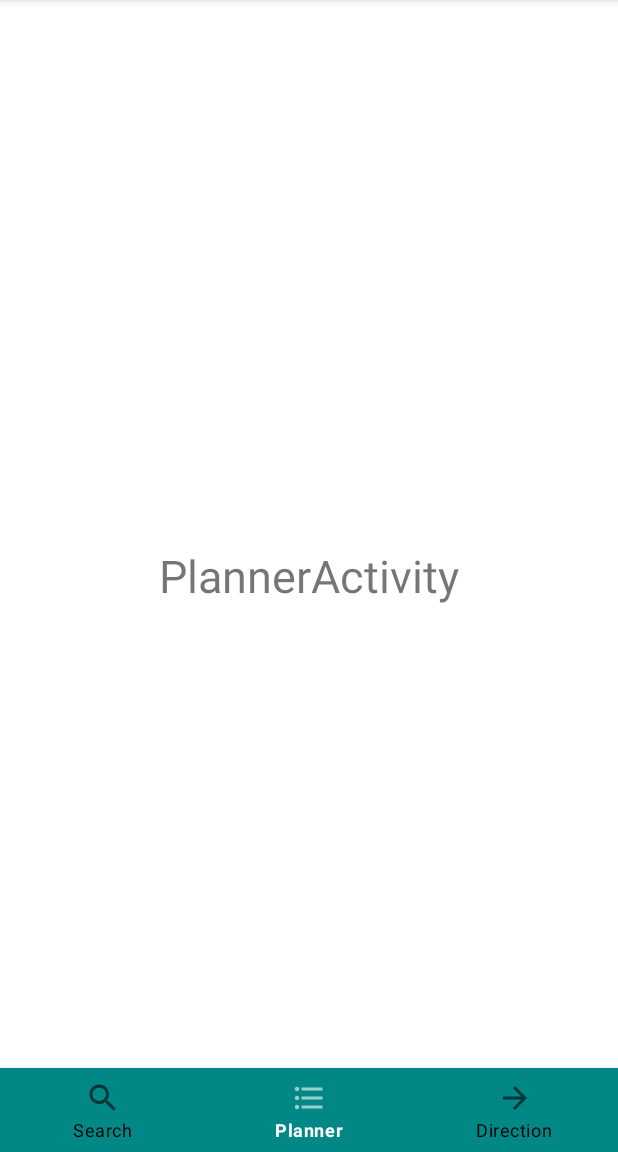
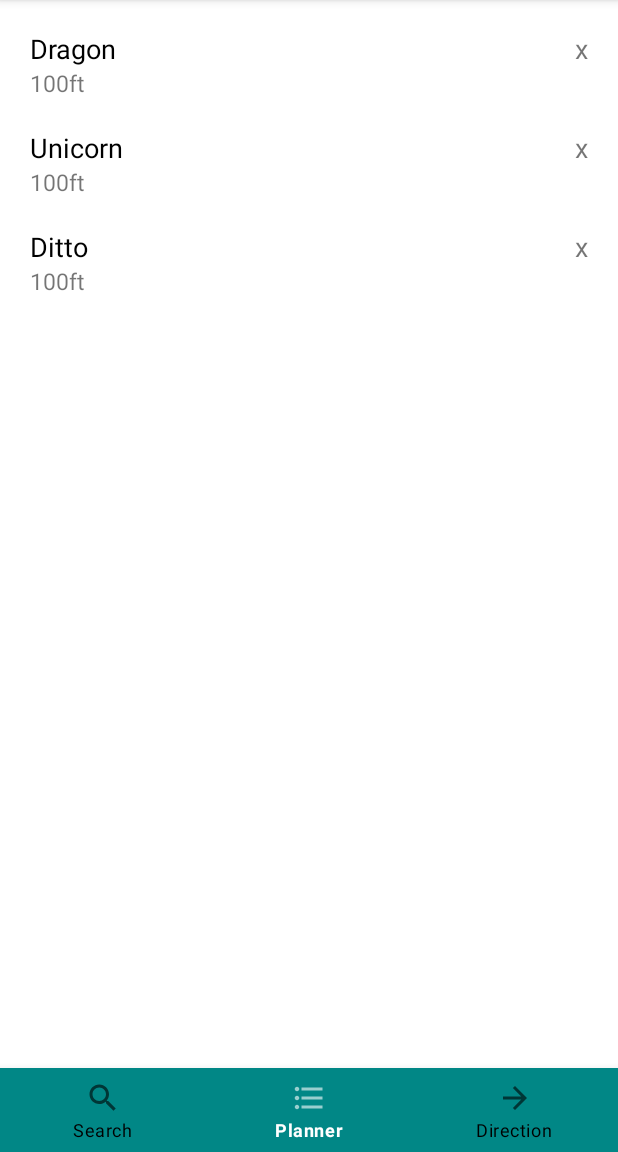
Before and after one commit to CSE-110-Spring-2022/zooseeker-cse-110-team-24, an Android app: the screen it shows after launch (PlannerActivity), item 2 of the bottom bar chosen, on a phone screen of 412 x 824 dp, the part 84-1236 px from its top. Run offline under Robolectric (Android 15) with nearby library versions, the phone set to English and light mode, and no system bars; our stand-ins replace Room's generated code; 1 statement that could not run was skipped.

Commit message:
searchresult, add, planner with fake animals

```diff
--- a/app/build.gradle
+++ b/app/build.gradle
@@ -34,6 +34,10 @@ dependencies {
     implementation 'androidx.constraintlayout:constraintlayout:2.1.3'
 
     implementation 'com.google.code.gson:gson:2.9.0'
+    implementation "androidx.room:room-runtime:2.4.2"
+    annotationProcessor "androidx.room:room-compiler:2.4.2"
+
+
     testImplementation 'junit:junit:4.13.2'
     androidTestImplementation 'androidx.test.ext:junit:1.1.3'
     androidTestImplementation 'androidx.test.espresso:espresso-core:3.4.0'
--- a/app/src/main/java/com/example/zooseekerteam24/PlannerActivity.java
+++ b/app/src/main/java/com/example/zooseekerteam24/PlannerActivity.java
@@ -2,22 +2,71 @@ package com.example.zooseekerteam24;
 
 import androidx.annotation.NonNull;
 import androidx.appcompat.app.AppCompatActivity;
+import androidx.recyclerview.widget.LinearLayoutManager;
+import androidx.recyclerview.widget.RecyclerView;
 
 import android.content.Intent;
 import android.os.Bundle;
+import android.util.Log;
 import android.view.MenuItem;
+import android.widget.ArrayAdapter;
+import android.widget.ListView;
 
 import com.google.android.material.bottomnavigation.BottomNavigationView;
 import com.google.android.material.navigation.NavigationBarView;
 
+import java.util.ArrayList;
+import java.util.Arrays;
+import java.util.Collections;
+import java.util.List;
+
 public class PlannerActivity extends AppCompatActivity {
 
+    private static final String TAG = "PlannerActivity";
     private BottomNavigationView btmNavi;
+    private ArrayList<ZooData.Node> exhibits = new ArrayList<>();
+    private RecyclerView rvPlanner;
+    private PlannerAdapter adapter;
+
+    private PlannerAdapter.OnDeleteListener onDeleteListener = new PlannerAdapter.OnDeleteListener(){
+
+        @Override
+        public void performOnDelete(int position) {
+            Log.d(TAG, "deleted: " + exhibits.get(position).name);
+            exhibits.remove(position);
+            adapter.notifyItemRemoved(position);
+        }
+    };
 
     @Override
     protected void onCreate(Bundle savedInstanceState) {
         super.onCreate(savedInstanceState);
         setContentView(R.layout.activity_planner);
+        rvPlanner = findViewById(R.id.rvPlanner);
+
+
+        // TODO: get data from db to populate exhibits
+        ZooData.Node n1 = new ZooData.Node();
+        n1.name = "Dragon";
+        n1.tags = Arrays.asList("mammal", "precious");
+
+        ZooData.Node n2 = new ZooData.Node();
+        n2.name = "Unicorn";
+
+        ZooData.Node n3 = new ZooData.Node();
+        n3.name = "Ditto";
+
+        exhibits.addAll(Arrays.asList(n1, n2, n3));
+
+        // TODO: avoid duplicate insert
+        adapter = new PlannerAdapter(this, onDeleteListener, exhibits);
+        rvPlanner.setAdapter(adapter);
+        rvPlanner.setLayoutManager(new LinearLayoutManager(getApplicationContext()));
+
+
+        // TODO: populate data here
+
+//        lvResults.setAdapter(adapter);
 
         btmNavi = findViewById(R.id.btmNavi);
 
--- /dev/null
+++ b/app/src/main/java/com/example/zooseekerteam24/PlannerAdapter.java
@@ -0,0 +1,81 @@
+package com.example.zooseekerteam24;
+
+import android.content.Context;
+import android.view.LayoutInflater;
+import android.view.View;
+import android.view.ViewGroup;
+import android.widget.TextView;
+
+import androidx.annotation.NonNull;
+import androidx.recyclerview.widget.RecyclerView;
+
+import java.util.List;
+
+public class PlannerAdapter extends RecyclerView.Adapter<PlannerAdapter.ViewHolder> {
+
+    private Context context;
+    private List<ZooData.Node> exhibits;
+    private OnDeleteListener onDeleteListener;
+
+    public interface OnDeleteListener{
+        public void performOnDelete(int position);
+    }
+
+    public PlannerAdapter(Context context, OnDeleteListener onDeleteListener, List<ZooData.Node> exhibits) {
+        this.exhibits = exhibits;
+        this.context = context;
+        this.onDeleteListener = onDeleteListener;
+    }
+
+    @NonNull
+    @Override
+    public ViewHolder onCreateViewHolder(@NonNull ViewGroup parent, int viewType) {
+        View view = LayoutInflater.from(context).inflate(R.layout.planner_item, parent, false);
+        return new ViewHolder(view);
+    }
+
+    @Override
+    public void onBindViewHolder(@NonNull ViewHolder holder, int position) {
+        holder.setDataAndMethods(position);
+    }
+
+    @Override
+    public int getItemCount() {
+        return exhibits.size();
+    }
+
+//    public PlannerAdapter(@NonNull Context context, ) {
+//        super(context);
+//    }
+
+    // Hold one row of a planner
+    public class ViewHolder extends RecyclerView.ViewHolder{
+        TextView tvName;
+        TextView tvDelete;
+        TextView tvDist;
+
+        public ViewHolder(@NonNull View itemView) {
+            super(itemView);
+
+            tvName = itemView.findViewById(R.id.tvName);
+            tvDelete = itemView.findViewById(R.id.tvDelete);
+            tvDist = itemView.findViewById(R.id.tvDist);
+
+        }
+
+        // TODO: Set data and methods to all subViews of the row
+        public void setDataAndMethods(int position){
+            ZooData.Node exhibit = exhibits.get(position);
+            tvName.setText(exhibit.name);
+            tvDist.setText("100ft");
+            // TODO: delete
+            tvDelete.setOnClickListener( v -> {
+                onDeleteListener.performOnDelete(getAdapterPosition());
+            });
+        }
+
+    }
+
+
+
+}
--- a/app/src/main/java/com/example/zooseekerteam24/SearchActivity.java
+++ b/app/src/main/java/com/example/zooseekerteam24/SearchActivity.java
@@ -7,7 +7,10 @@ import android.content.Intent;
 import android.os.Bundle;
 import android.util.Log;
 import android.view.MenuItem;
+import android.view.View;
 import android.widget.AutoCompleteTextView;
+import android.widget.ListView;
+import android.widget.SearchView;
 
 import com.google.android.material.bottomnavigation.BottomNavigationView;
 import com.google.android.material.navigation.NavigationBarView;
@@ -17,12 +20,28 @@ import java.util.Map;
 
 public class SearchActivity extends AppCompatActivity {
 
+    public static final String KEY_EXHIBIT = "KEY_EXHIBIT";
     private static final String TAG = "SearchActivity";
     private BottomNavigationView btmNavi;
-    private AutoCompleteTextView searchBar;
+//    private AutoCompleteTextView searchBar;
+    private SearchView searchView;
+    private List<ZooData.Node> exhibits;
+    private ListView lvResults;
+    private SearchResultAdapter adapter;
 
-    private List<ZooData.Node> exhibits;
 
+    SearchResultAdapter.OnAddListener onAddListener = new SearchResultAdapter.OnAddListener() {
+        @Override
+        public void performOnAdd(int position) {
+            ZooData.Node exhibitToAdd = exhibits.get(position);
+            exhibitToAdd.added = true;
+            adapter.notifyDataSetChanged();
+            Log.d("testadd", "ready to add: " + exhibitToAdd.name);
+//            Intent i = new Intent(getApplicationContext(), PlannerActivity.class);
+//            i.putExtra(KEY_EXHIBIT, exhibits.get(position));
+//            startActivity(i);
+        }
+    };
 //    private static final String[] COUNTRIES = new String[] {
 //            "Belgium", "France", "Italy", "Germany", "Spain", "FryRepublic"
 //    };
@@ -33,16 +52,55 @@ public class SearchActivity extends AppCompatActivity {
         setContentView(R.layout.activity_search);
         Log.d(TAG, "sanity");
         btmNavi = findViewById(R.id.btmNavi);
-        searchBar = findViewById(R.id.searchBar);
-
-        exhibits = ZooData.loadExhibitsFromJSON(this, "sample_exhibits.json");
-//        indexedExhibits.forEach((id, node) -> Log.d(TAG, node.toString()));
+        searchView = findViewById(R.id.searchView);
+        lvResults = findViewById(R.id.lvResults);
+        exhibits = ZooData.loadExhibitsFromJSON(this, "sample_node_info.json");
+//        indexedExhibits.forEach((strId, node) -> Log.d(TAG, node.toString()));
 
 
-        SearchResultAdapter adapter = new SearchResultAdapter(this, exhibits);
+        adapter = new SearchResultAdapter(this, onAddListener, exhibits);
 //        ArrayAdapter<Node> adapter1 = new ArrayAdapter<>(this, android.R.layout.simple_dropdown_item_1line, indexedExhibits);
-        searchBar.setAdapter(adapter);
+        searchView.setOnQueryTextListener(new SearchView.OnQueryTextListener() {
+            @Override
+            public boolean onQueryTextSubmit(String query) {
+                searchView.clearFocus();
+                if (searchView.getQuery()==""){
+                    lvResults.setVisibility(View.INVISIBLE);
+                }
+                // TODO: if exhibits.contains
+                Log.d("onQueryTextSubmit", query);
+                adapter.getFilter().filter(query);
+                return false;
+            }
 
+            @Override
+            public boolean onQueryTextChange(String newText) {
+                Log.d("onQueryTextChange", newText);
+                // TODO: blank when not searching
+                // TODO: suggestion
+                // TODO: search add not working
+                if (lvResults.getVisibility()== View.INVISIBLE){
+                    lvResults.setVisibility(View.VISIBLE);
+                }
+
+                adapter.getFilter().filter(newText);
+                adapter.notifyDataSetChanged();
+                return false;
+            }
+
+
+        });
+
+//        searchView.oncl
+//        searchView.setOnCloseListener(new SearchView.OnCloseListener() {
+//            @Override
+//            public boolean onClose() {
+//                lvResults.setVisibility(View.INVISIBLE);
+//                return true;
+//            }
+//        });
+
+        lvResults.setAdapter(adapter);
 
         btmNavi.setSelectedItemId(R.id.icSearch);
         btmNavi.setOnItemSelectedListener(new NavigationBarView.OnItemSelectedListener() {
--- a/app/src/main/java/com/example/zooseekerteam24/SearchResultAdapter.java
+++ b/app/src/main/java/com/example/zooseekerteam24/SearchResultAdapter.java
@@ -1,16 +1,18 @@
 package com.example.zooseekerteam24;
 
 import android.content.Context;
+import android.graphics.Color;
+import android.util.Log;
 import android.view.LayoutInflater;
 import android.view.View;
 import android.view.ViewGroup;
 import android.widget.ArrayAdapter;
 import android.widget.Filter;
 import android.widget.TextView;
-import android.widget.Toast;
 
 import androidx.annotation.NonNull;
 import androidx.annotation.Nullable;
+import androidx.core.content.ContextCompat;
 
 import java.util.ArrayList;
 import java.util.Collections;
@@ -21,12 +23,26 @@ public class SearchResultAdapter extends ArrayAdapter<ZooData.Node> {
 
     Context context;
     List<ZooData.Node> allExhibits;
+    OnAddListener onAddListener;
+
+    public interface OnAddListener{
+        public void performOnAdd(int position);
+    }
 
     public SearchResultAdapter(@NonNull Context context, @NonNull List<ZooData.Node> exhibits) {
         super(context, 0, exhibits);
         this.context = context;
         this.allExhibits = new ArrayList<>(exhibits);
     }
+
+    public SearchResultAdapter(@NonNull Context context, OnAddListener onAddListener, @NonNull List<ZooData.Node> exhibits) {
+        super(context, 0, exhibits);
+        this.context = context;
+        this.allExhibits = new ArrayList<>(exhibits);
+        this.onAddListener = onAddListener;
+    }
+
+
 
     @NonNull
     @Override
@@ -39,16 +55,32 @@ public class SearchResultAdapter extends ArrayAdapter<ZooData.Node> {
     public View getView(int position, @Nullable View itemView, @NonNull ViewGroup parent) {
         if (itemView == null) {
             itemView = LayoutInflater.from(context)
-                    .inflate(R.layout.node_item, parent, false);
+                    .inflate(R.layout.search_result_item, parent, false);
         }
 
         ZooData.Node exhibit = getItem(position);
+        Log.d("lolgetView", exhibit.toString());
+        Log.d("getView", (exhibit==null)+"");
 
         TextView tvName = itemView.findViewById(R.id.tvName);
+        TextView tvAdded = itemView.findViewById(R.id.tvAdded);
         tvName.setText(exhibit.name);
-        tvName.setOnClickListener(view -> {
-            Toast.makeText(context, ((TextView)view).getText() + " added", Toast.LENGTH_SHORT).show();;
-        });
+        if (exhibit.added){
+            tvAdded.setTextColor(ContextCompat.getColor(getContext(), R.color.red));
+        } else {
+            tvAdded.setTextColor(ContextCompat.getColor(getContext(), R.color.grey));
+            tvAdded.setOnClickListener(view -> {
+                tvAdded.setTextColor(ContextCompat.getColor(getContext(), R.color.red));
+                tvAdded.setClickable(false);
+                onAddListener.performOnAdd(position);
+            });
+        }
+
+//        tvName.setOnClickListener(view -> {
+//            onAddListener.performOnAdd(position);// TODO: questionable
+//        });
+
+
 
         return itemView;
     }
--- a/app/src/main/java/com/example/zooseekerteam24/ZooData.java
+++ b/app/src/main/java/com/example/zooseekerteam24/ZooData.java
@@ -1,6 +1,10 @@
 package com.example.zooseekerteam24;
 
 import android.content.Context;
+
+import androidx.annotation.NonNull;
+import androidx.room.Entity;
+import androidx.room.PrimaryKey;
 
 import com.google.gson.Gson;
 import com.google.gson.annotations.SerializedName;
@@ -17,7 +21,10 @@ import java.util.stream.Collectors;
 
 public class ZooData {
 
-    public static class Node{
+
+    @Entity(tableName = "node")
+    public static class Node {
+
         enum Kind{
             // The SerializedName annotation tells GSON how to convert
             // from the strings in our JSON to this Enum.
@@ -25,15 +32,21 @@ public class ZooData {
             @SerializedName("exhibit") EXHIBIT,
             @SerializedName("intersection") INTERSECTION
         }
-        public String id;
+
+        @PrimaryKey(autoGenerate = true)
+        public Long rtId;
+
+        @NonNull
+        public String strId;
         public Kind kind;
         public String name;
         public List<String> tags;
+        public boolean added = false;
 
         @Override
         public String toString() {
             return "Node{" +
-                    "id='" + id + '\'' +
+                    "strId='" + strId + '\'' +
                     ", kind=" + kind +
                     ", name='" + name + '\'' +
                     ", tags=" + tags +
@@ -58,7 +71,7 @@ public class ZooData {
 
             // index nodes
             indexedNodes = nodes.stream()
-                    .collect(Collectors.toMap(node -> node.id, node->node));
+                    .collect(Collectors.toMap(node -> node.strId, node->node));
         } catch (IOException e) {
             e.printStackTrace();
         }
@@ -74,12 +87,12 @@ public class ZooData {
         return exhibits;
     }
 
-//    String id;
+//    String strId;
 //    String itemType;
 //    List<String> tags;
 //
-//    public ZooData(String id, String itemType, List<String> tags) {
-//        this.id = id;
+//    public ZooData(String strId, String itemType, List<String> tags) {
+//        this.strId = strId;
 //        this.itemType = itemType;
 //        this.tags = tags;
 //    }
@@ -87,7 +100,7 @@ public class ZooData {
 //    @Override
 //    public String toString() {
 //        return "Node{" +
-//                "id='" + id + '\'' +
+//                "strId='" + strId + '\'' +
 //                ", itemType='" + itemType + '\'' +
 //                ", tags=" + tags +
 //                '}';
--- a/app/src/main/res/layout/activity_planner.xml
+++ b/app/src/main/res/layout/activity_planner.xml
@@ -6,12 +6,13 @@
     android:layout_height="match_parent"
     tools:context=".PlannerActivity">
 
-    <TextView
-        android:layout_width="wrap_content"
-        android:layout_height="wrap_content"
-        android:text="PlannerActivity"
-        android:layout_centerInParent="true"
-        android:textSize="30sp"/>
+    <androidx.recyclerview.widget.RecyclerView
+        android:layout_width="match_parent"
+        android:layout_height="match_parent"
+        android:id="@+id/rvPlanner"
+        android:layout_above="@id/btmNavi"
+        android:padding="10dp"
+        />
 
     <com.google.android.material.bottomnavigation.BottomNavigationView
         android:layout_width="match_parent"
--- /dev/null
+++ b/app/src/main/res/layout/planner_item.xml
@@ -0,0 +1,34 @@
+<?xml version="1.0" encoding="utf-8"?>
+<RelativeLayout xmlns:android="http://schemas.android.com/apk/res/android"
+    android:layout_width="match_parent"
+    android:layout_height="wrap_content"
+    android:padding="10dp">
+
+    <TextView
+        android:layout_width="match_parent"
+        android:layout_height="wrap_content"
+        android:id="@+id/tvName"
+        android:text="Monkey"
+        android:textColor="@color/black"
+        android:textSize="18sp" />
+
+    <TextView
+        android:id="@+id/tvDist"
+        android:layout_width="wrap_content"
+        android:layout_height="wrap_content"
+        android:layout_below="@id/tvName"
+        android:layout_alignParentStart="true"
+        android:text="100ft"
+        android:textSize="15sp" />
+
+    <TextView
+        android:id="@+id/tvDelete"
+        android:layout_width="wrap_content"
+        android:layout_height="wrap_content"
+        android:layout_alignBaseline="@id/tvName"
+        android:layout_alignParentEnd="true"
+        android:clickable="true"
+        android:text="x"
+        android:textSize="18sp" />
+
+</RelativeLayout>
--- a/app/src/main/res/values/colors.xml
+++ b/app/src/main/res/values/colors.xml
@@ -7,4 +7,6 @@
     <color name="teal_700">#FF018786</color>
     <color name="black">#FF000000</color>
     <color name="white">#FFFFFFFF</color>
+    <color name="grey">#37000000</color>
+    <color name="red">#CA0000</color>
 </resources>
```
Also changed, not shown: app/src/main/assets/sample_node_info.json (added, +73 -0 lines), app/src/main/java/com/example/zooseekerteam24/NodeDao.java (added, +23 -0 lines), app/src/main/java/com/example/zooseekerteam24/NodeDatabase.java (added, +9 -0 lines), app/src/main/res/layout/activity_search.xml (+14 -10 lines), app/src/main/res/layout/node_item.xml (deleted, +0 -17 lines), app/src/main/res/layout/search_result_item.xml (added, +27 -0 lines).
